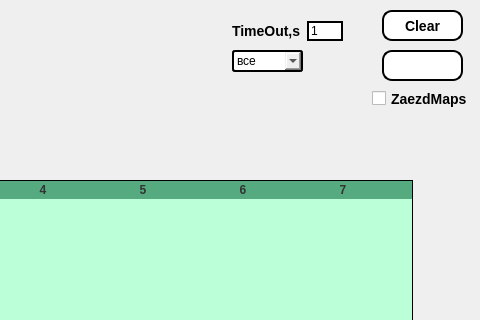
Qt form window.ui (biggvladik/GrabberGolf) before a commit; both pictures show x 538 to 1018 and y 0 to 320 of the 1018 by 811 pixel window.
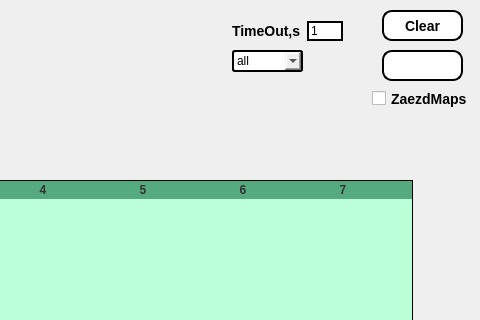
The same form after that commit.

Diff of the .ui file:
```diff
--- a/window.ui
+++ b/window.ui
@@ -606,7 +606,7 @@
     </property>
     <item>
      <property name="text">
-      <string>все</string>
+      <string>all</string>
      </property>
     </item>
     <item>
```
